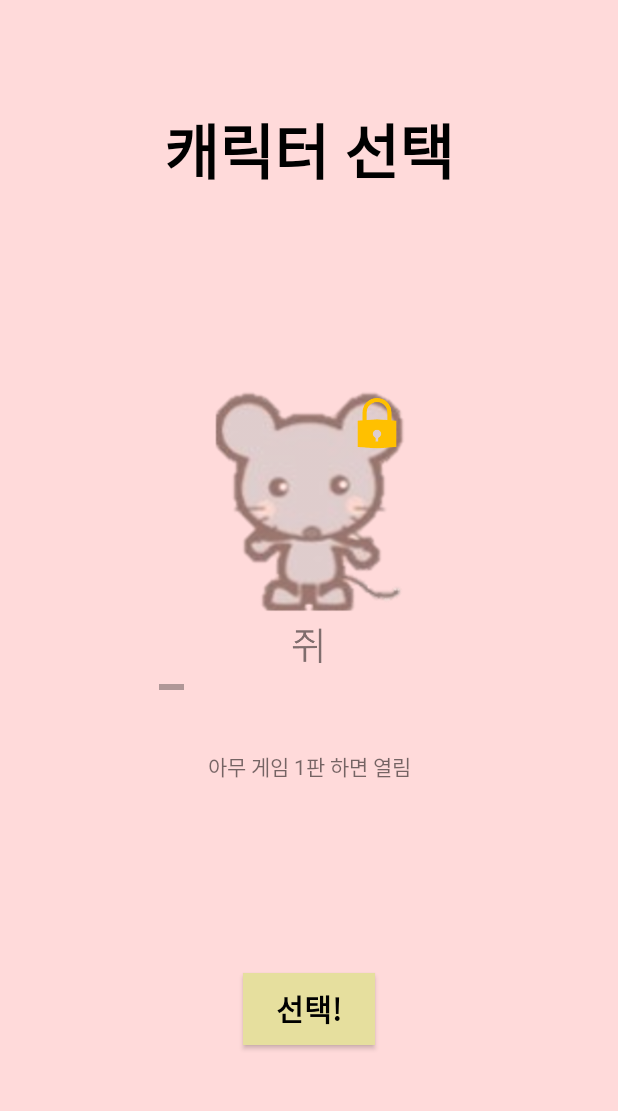
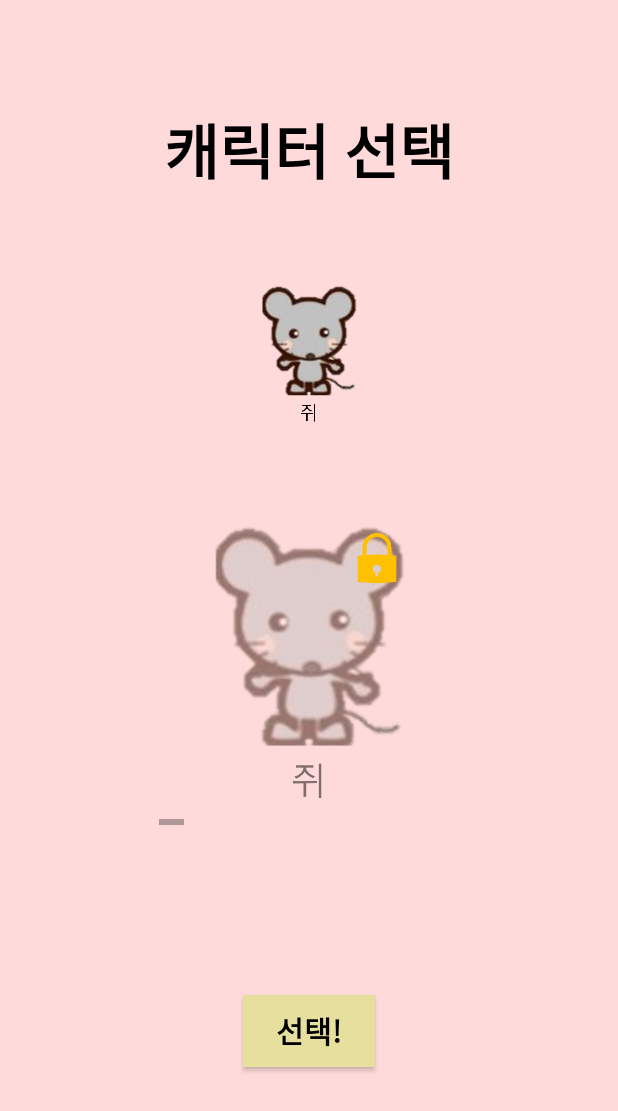
Before and after one commit to lbd0/2022_SoftwareExhibition, an Android app: the layout character_choice.xml on its own in the app's theme, with its tools: preview values and no code run, on a phone screen of 412 x 824 dp. Shown: the top 1111 px of the screen. Run offline under Robolectric (Android 15) with nearby library versions, the phone set to English and light mode, and no system bars.

Commit message:
1차 중간 점검 ppt 찐최종

```diff
--- a/MiniGameParadise/app/src/main/res/layout/character_choice.xml
+++ b/MiniGameParadise/app/src/main/res/layout/character_choice.xml
@@ -19,11 +19,20 @@
         app:layout_constraintEnd_toEndOf="parent"
         app:layout_constraintStart_toStartOf="parent"/>
 
+    <ImageView
+        android:id="@+id/presentcharac"
+        android:layout_width="100dp"
+        android:layout_height="100dp"
+        android:src="@drawable/ani_rat2"
+        app:layout_constraintStart_toStartOf="parent"
+        app:layout_constraintEnd_toEndOf="parent"
+        app:layout_constraintTop_toBottomOf="@id/characterChoice"
+        app:layout_constraintBottom_toTopOf="@id/scrollView"/>
     <HorizontalScrollView
         android:id="@+id/scrollView"
         android:layout_width="200dp"
         android:layout_height="200dp"
-        android:layout_marginTop="130dp"
+        android:layout_marginTop="220dp"
         app:layout_constraintTop_toBottomOf="@+id/characterChoice"
         app:layout_constraintStart_toStartOf="parent"
         app:layout_constraintEnd_toEndOf="parent">
@@ -86,15 +95,6 @@
         </LinearLayout>
     </HorizontalScrollView>
 
-    <TextView
-        android:id="@+id/characinfo"
-        android:layout_width="wrap_content"
-        android:layout_height="wrap_content"
-        android:text="아무 게임 1판 하면 열림"
-        app:layout_constraintTop_toBottomOf="@id/scrollView"
-        app:layout_constraintRight_toRightOf="parent"
-        app:layout_constraintLeft_toLeftOf="parent"
-        android:layout_marginTop="40dp"/>
 
     <Button
         android:layout_width="wrap_content"
@@ -104,7 +104,7 @@
         android:textColor="@color/black"
         android:textSize="20dp"
         android:background="#E6DF9E"
-        app:layout_constraintTop_toBottomOf="@id/characinfo"
+        app:layout_constraintTop_toBottomOf="@id/scrollView"
         app:layout_constraintBottom_toBottomOf="parent"
         app:layout_constraintEnd_toEndOf="parent"
         app:layout_constraintStart_toStartOf="parent"/>
```
Also changed, not shown: 1 other file.
